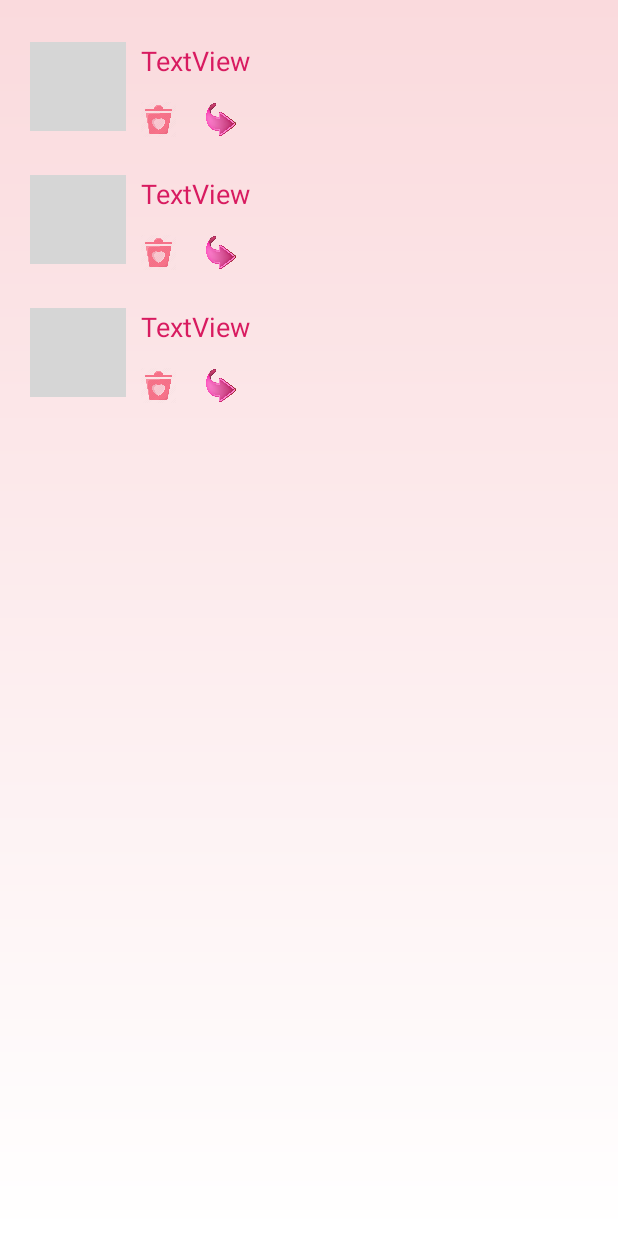
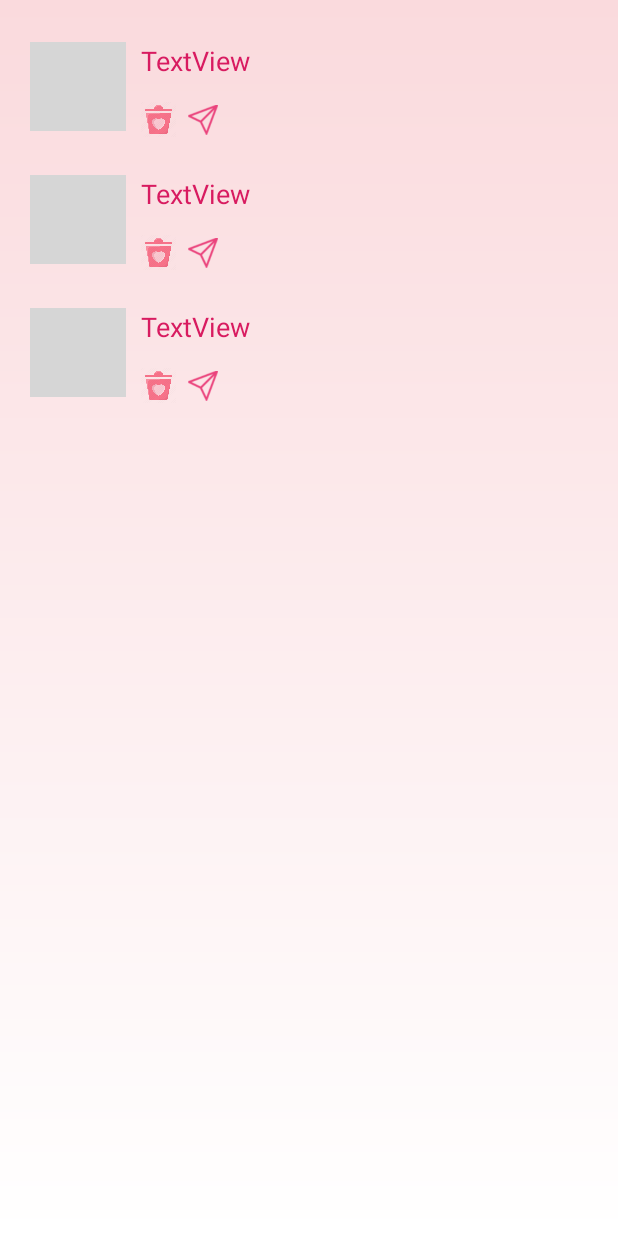
Before and after one commit to DragonLLNG/PolishTracker, an Android app: the layout fragment_favorite.xml on its own in the app's theme, with its tools: preview values and no code run, on a phone screen of 412 x 824 dp. Run offline under Robolectric (Android 15) with nearby library versions, the phone set to English and light mode, and no system bars; Roboto replaces fonts that are not available here; grey boxes are pictures that could not be loaded.

Commit message:
minor changes in UI

```diff
--- a/app/src/main/res/layout/favorite_item.xml
+++ b/app/src/main/res/layout/favorite_item.xml
@@ -31,12 +31,14 @@
         android:id="@+id/imageViewShare"
         android:layout_width="20dp"
         android:layout_height="23dp"
-        android:layout_marginStart="20dp"
+        android:layout_marginStart="8dp"
         android:layout_marginTop="15dp"
         android:contentDescription="TODO"
+        android:tint="@color/pink"
         app:layout_constraintStart_toEndOf="@+id/imageViewDelete"
         app:layout_constraintTop_toBottomOf="@+id/textViewPolishName"
-        app:srcCompat="@drawable/ic_share1" />
+        app:srcCompat="@drawable/ic_send"
+        tools:ignore="UseAppTint" />
 
     <ImageView
         android:id="@+id/imageViewDelete"
--- a/app/src/main/res/layout/fragment_polish_detail.xml
+++ b/app/src/main/res/layout/fragment_polish_detail.xml
@@ -126,7 +126,7 @@
         android:layout_height="34dp"
         android:layout_marginStart="10dp"
         android:layout_marginTop="4dp"
-        android:src="@drawable/ic_share1"
+        android:src="@drawable/ic_send"
         app:tint="@color/pinkrpowder"
         app:layout_constraintStart_toEndOf="@+id/imageViewDelete"
         app:layout_constraintTop_toBottomOf="@+id/imageViewPolish" />
```
Also changed, not shown: app/src/main/res/drawable-v24/ic_send.png (added).
